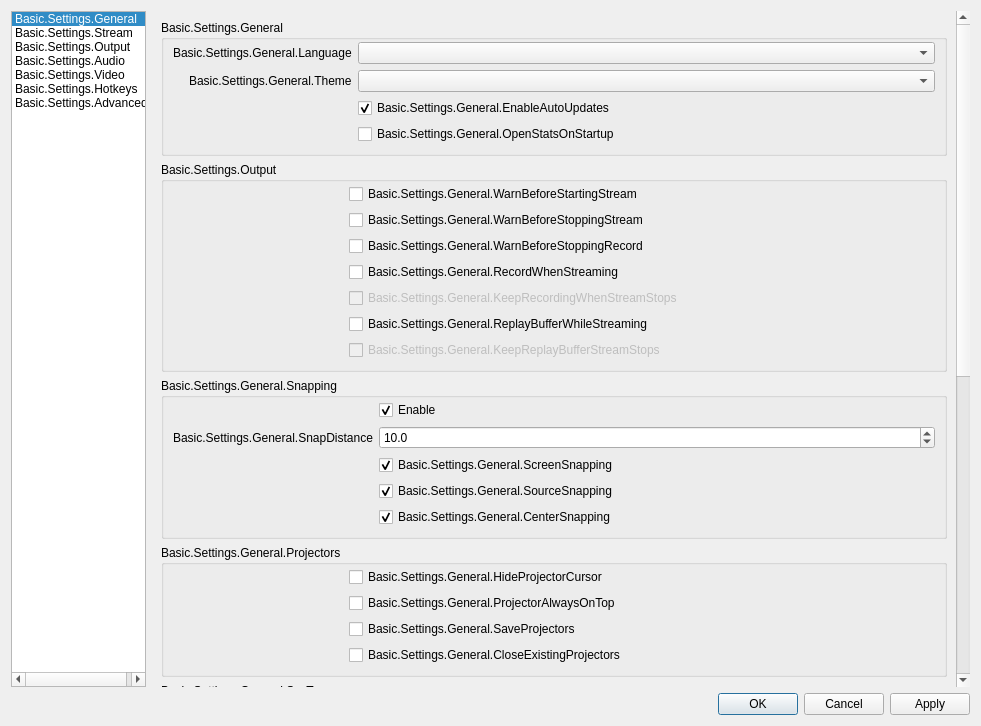
First picture: the form in UI/forms/OBSBasicSettings.ui, repository BlueCheeseburger/obs-studio, before the edit.
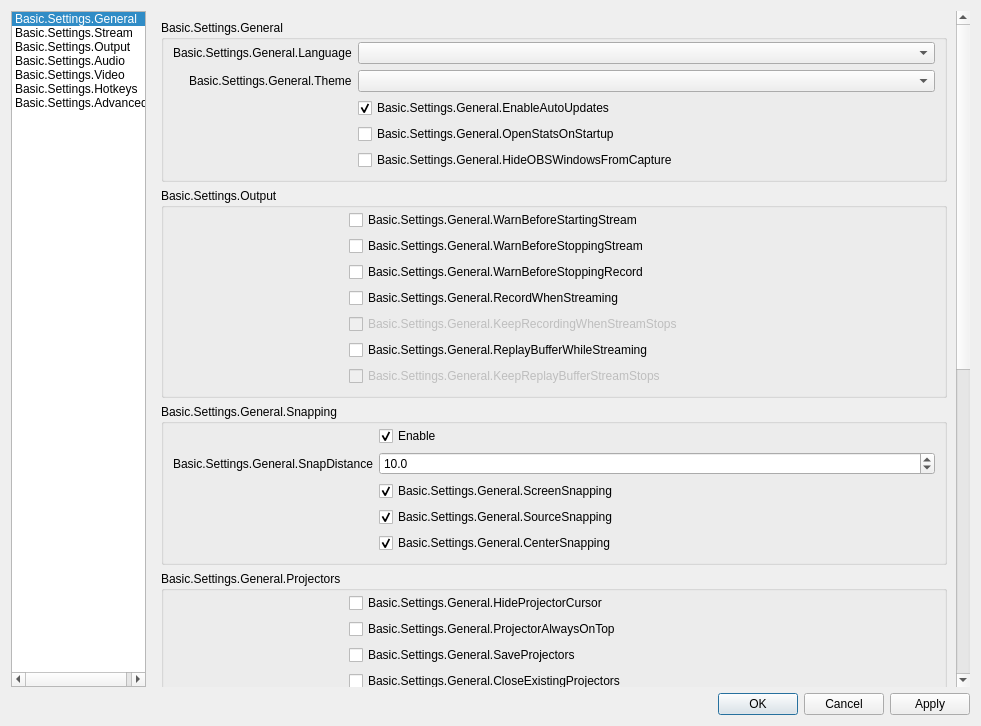
Second picture: the form after the edit. Icons and pictures are not drawn. Custom widgets are drawn as their Qt base class.

Commit message:
UI: Add option to hide OBS windows on Windows
This uses the SetWindowDisplayAffinity API to hide windows from capture
applications (including OBS). This is not perfect - internal windows
such as context menus, combo box dropdowns, etc will still be displayed.
Even with these limitations, it should help people with single monitors
capture content with less interference from the OBS window.

This implementation is for Windows only but the code is generic enough
that adding other platforms should be straightforward.

```diff
--- a/UI/forms/OBSBasicSettings.ui
+++ b/UI/forms/OBSBasicSettings.ui
@@ -245,6 +245,13 @@
                      </property>
                     </widget>
                    </item>
+                   <item row="4" column="1">
+                    <widget class="QCheckBox" name="hideOBSFromCapture">
+                     <property name="text">
+                      <string>Basic.Settings.General.HideOBSWindowsFromCapture</string>
+                     </property>
+                    </widget>
+                   </item>
                   </layout>
                  </widget>
                 </item>
```
The commit also changes 11 other files.
